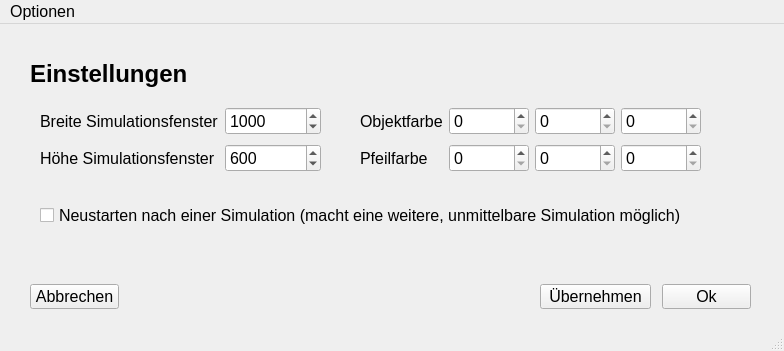
fflopsi/twobodyproblem, file ui/settings.ui: the form before one commit.
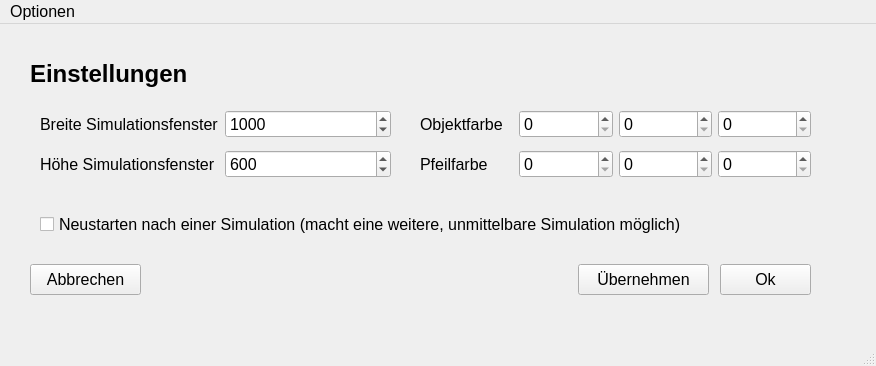
The form after the commit.

Commit message: adapt ui to 125% scaling

Patch:
```diff
--- a/ui/settings.ui
+++ b/ui/settings.ui
@@ -6,8 +6,8 @@
    <rect>
     <x>0</x>
     <y>0</y>
-    <width>784</width>
-    <height>351</height>
+    <width>876</width>
+    <height>366</height>
    </rect>
   </property>
   <property name="font">
@@ -22,10 +22,10 @@
    <widget class="QPushButton" name="b_ok">
     <property name="geometry">
      <rect>
-      <x>662</x>
-      <y>260</y>
-      <width>89</width>
-      <height>25</height>
+      <x>720</x>
+      <y>240</y>
+      <width>91</width>
+      <height>31</height>
      </rect>
     </property>
     <property name="text">
@@ -35,10 +35,10 @@
    <widget class="QPushButton" name="b_save">
     <property name="geometry">
      <rect>
-      <x>540</x>
-      <y>260</y>
-      <width>111</width>
-      <height>25</height>
+      <x>578</x>
+      <y>240</y>
+      <width>131</width>
+      <height>31</height>
      </rect>
     </property>
     <property name="text">
@@ -49,9 +49,9 @@
     <property name="geometry">
      <rect>
       <x>30</x>
-      <y>260</y>
-      <width>89</width>
-      <height>25</height>
+      <y>240</y>
+      <width>111</width>
+      <height>31</height>
      </rect>
     </property>
     <property name="toolTip">
@@ -78,8 +78,8 @@
      <rect>
       <x>40</x>
       <y>80</y>
-      <width>281</width>
-      <height>71</height>
+      <width>351</width>
+      <height>81</height>
      </rect>
     </property>
     <layout class="QGridLayout" name="gridLayout">
@@ -130,7 +130,7 @@
      <rect>
       <x>30</x>
       <y>30</y>
-      <width>161</width>
+      <width>221</width>
       <height>41</height>
      </rect>
     </property>
@@ -141,10 +141,10 @@
    <widget class="QWidget" name="gridLayoutWidget_2">
     <property name="geometry">
      <rect>
-      <x>360</x>
+      <x>420</x>
       <y>80</y>
-      <width>341</width>
-      <height>71</height>
+      <width>391</width>
+      <height>81</height>
      </rect>
     </property>
     <layout class="QGridLayout" name="gridLayout_2">
@@ -211,8 +211,8 @@
      <rect>
       <x>40</x>
       <y>180</y>
-      <width>661</width>
-      <height>23</height>
+      <width>821</width>
+      <height>41</height>
      </rect>
     </property>
     <property name="text">
@@ -228,8 +228,8 @@
     <rect>
      <x>0</x>
      <y>0</y>
-     <width>784</width>
-     <height>24</height>
+     <width>876</width>
+     <height>34</height>
     </rect>
    </property>
    <widget class="QMenu" name="menuOptionen">
```
The commit also changes 2 other files.
